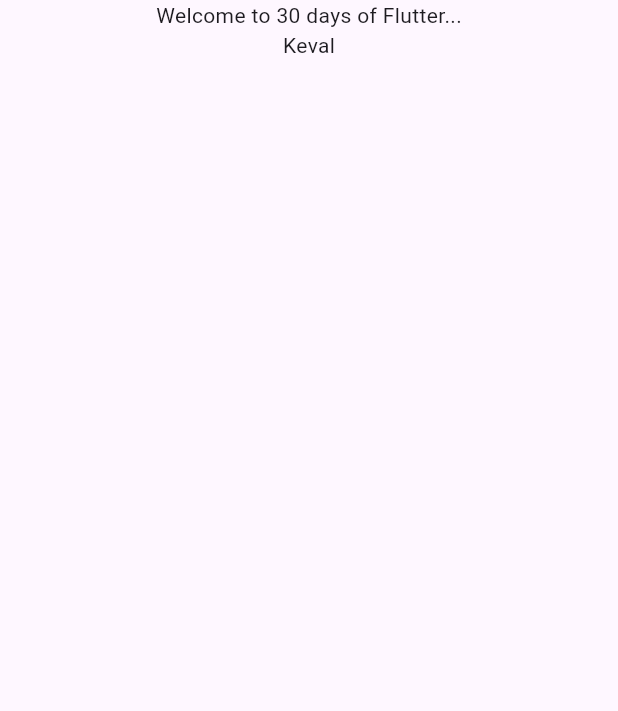
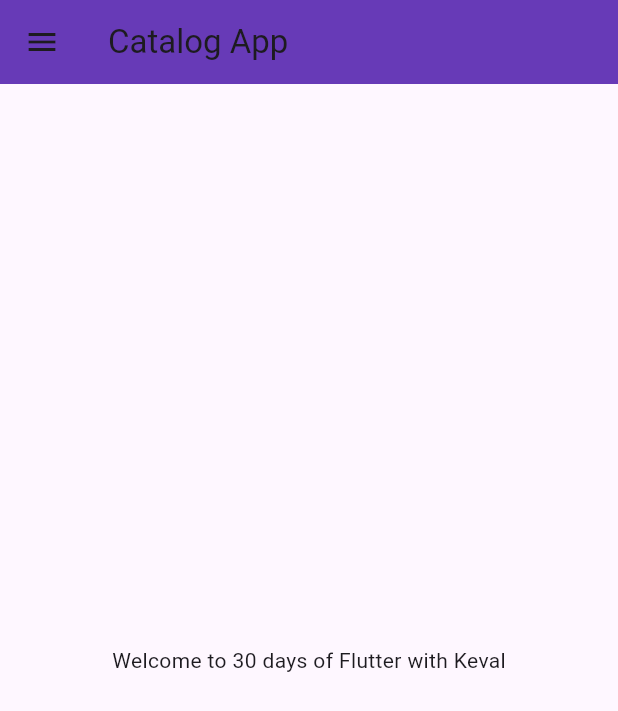
Before and after one commit to kp7200/30_days_of_flutter, a Flutter app: the screen it shows after launch, on a phone screen of 412 x 824 dp. Shown: the top 711 px of the screen. Run offline on Flutter 3.47's test engine with Material 3 defaults, Android fonts, the phone set to English and light mode, and no system bars.

Commit message:
Day01: 06/06/2025
Created basic application to display 'Welcome to 30 days of Flutter...' in the center of the screen

- Used MaterialApp widget
- Wrapped Container with Material app for UI
- Wrapped Container with Center to display message in the center

Day02:
 Git, Dart, Data types and Scaffold

```diff
--- /dev/null
+++ b/lib/home_page.dart
@@ -0,0 +1,24 @@
+import 'package:flutter/material.dart';
+
+class HomePage extends StatelessWidget {
+  const HomePage({super.key});
+
+  final int days = 30;
+  final String name = "Keval";
+
+  @override
+  Widget build(BuildContext context) {
+    return Scaffold(
+      appBar: AppBar(
+        backgroundColor: Colors.deepPurple,
+        title: Text("Catalog App"),
+      ),
+      body: Center(
+        child: Container(
+          child: Text("Welcome to $days days of Flutter with $name"),
+        ),
+      ),
+      drawer: Drawer(),
+    );
+  }
+}
--- a/lib/main.dart
+++ b/lib/main.dart
@@ -1,6 +1,7 @@
+import 'package:first_flutter_project/home_page.dart';
 import 'package:flutter/material.dart';
 
-void main(){
+void main() {
   runApp(MyApp());
 }
 
@@ -10,18 +11,7 @@ class MyApp extends StatelessWidget {
   @override
   Widget build(BuildContext context) {
     return MaterialApp(
-      home: Material(
-        child: Center(
-          child: Container(
-            child: Column(
-              children: [
-                Text("Welcome to 30 days of Flutter..."),
-                Text("Keval")
-              ],
-            )
-          ),
-        ),
-      ),
+      home: HomePage(),
     );
   }
 }
```
